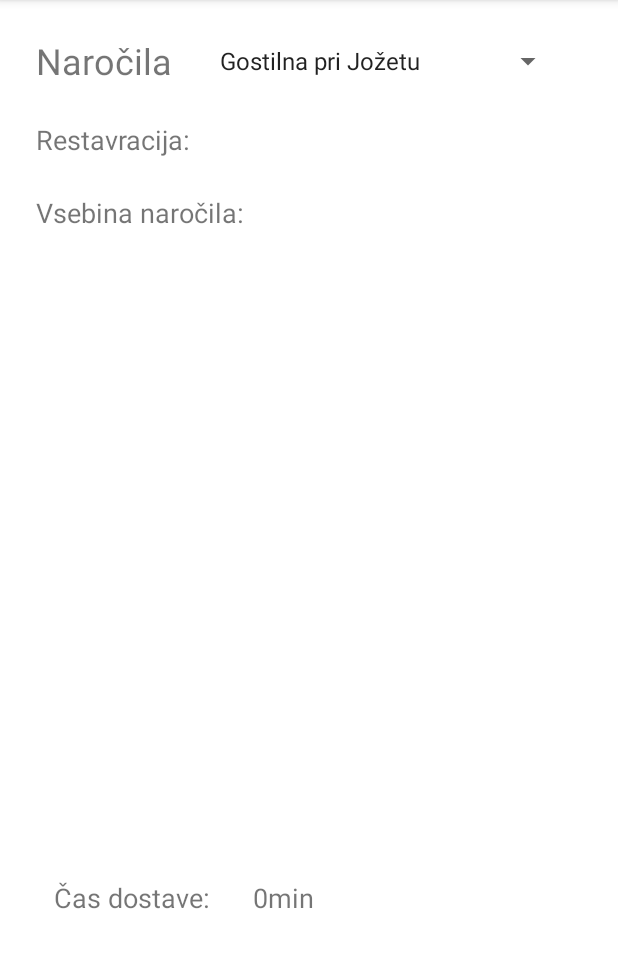
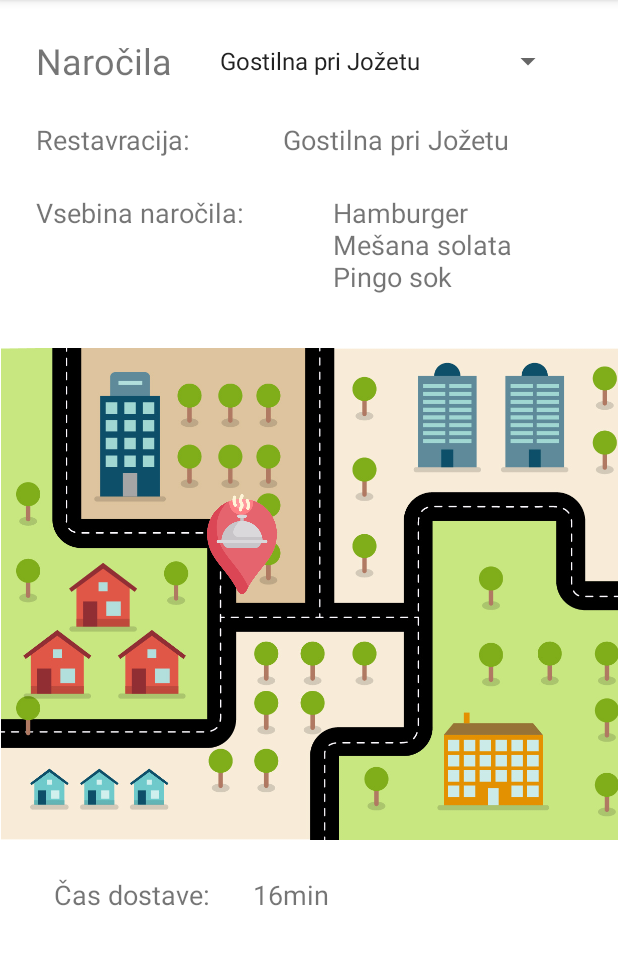
Before and after one commit to martingresak/FlyingFutr, an Android app: the screen it shows after launch (ZmSledilniZahtevek before the commit, ZM_SledilniZahtevek after it), on a phone screen of 412 x 824 dp, the part 84-1052 px from its top. Run offline under Robolectric (Android 15) with nearby library versions, the phone set to English and light mode, and no system bars.

Commit message:
zemljevid

```diff
--- a/app/src/main/AndroidManifest.xml
+++ b/app/src/main/AndroidManifest.xml
@@ -9,7 +9,7 @@
         android:roundIcon="@mipmap/ic_launcher_round"
         android:supportsRtl="true"
         android:theme="@style/Theme.FlyingFutr">
-        <activity android:name=".ZmSledilniZahtevek">
+        <activity android:name=".ZM_SledilniZahtevek">
             <intent-filter>
                 <action android:name="android.intent.action.MAIN" />
 
--- a/app/src/main/java/com/ui/flyingfutr/Narocilo.java
+++ b/app/src/main/java/com/ui/flyingfutr/Narocilo.java
@@ -36,6 +36,10 @@ public class Narocilo {
       return restavracija;
    }
 
+   public String getVsebina(){
+      return vsebina;
+   }
+
    @Override
    public String toString() {
       return restavracija.toString();
--- a/app/src/main/java/com/ui/flyingfutr/ZmSledilniZahtevek.java
+++ b/app/src/main/java/com/ui/flyingfutr/ZM_SledilniZahtevek.java
@@ -10,6 +10,8 @@ import android.os.Bundle;
 import android.view.View;
 import android.widget.AdapterView;
 import android.widget.ArrayAdapter;
+import android.widget.ImageView;
+import android.widget.RelativeLayout;
 import android.widget.Spinner;
 import android.widget.TextView;
 
@@ -18,41 +20,49 @@ import java.util.Arrays;
 import java.util.List;
 
 /** @pdOid 8b5ca5cc-781f-4718-b454-cdc9ab32336a */
-public class ZmSledilniZahtevek extends AppCompatActivity {
+public class ZM_SledilniZahtevek extends AppCompatActivity {
 
    private Spinner narocilaSpinner;
    private List<Narocilo> narociloList;
-   private TextView restavracijaTextView;
+   private TextView restavracijaTextView, casDostaveTextView, vsebinaTextView;
    private double[] koordinate;
+   private ImageView zemljevidImageView;
+   private ImageView userImageView;
 
    Dostavljavec d0 = new Dostavljavec(
            0,
            "kolo",
-           560,
-           510
+           12,
+           5
    );
 
+   Dostavljavec d1 = new Dostavljavec(
+           1,
+           "kolo",
+           -9,
+           -8
+   );
 
    Restavracija r0 = new Restavracija(
            0,
            "Gostilna pri Jožetu",
-           560,
-           510
+           20,
+           10
    );
 
    Restavracija r1 = new Restavracija(
            1,
            "Picerija Špica",
-           500,
-           190
+           -10,
+           -4
    );
 
    Uporabnik u0 = new Uporabnik(
            0,
            "Miha",
            "Novak",
-           156,
-           377
+           0,
+           0
    );
 
    //Osnovni tok
@@ -76,7 +86,7 @@ public class ZmSledilniZahtevek extends AppCompatActivity {
    Narocilo n2 = new Narocilo(
            1,
            "Pica klasika\nPivo Laško",
-           d0,
+           d1,
            u0,
            r1
    );
@@ -89,6 +99,10 @@ public class ZmSledilniZahtevek extends AppCompatActivity {
 
       narocilaSpinner = (Spinner) findViewById(R.id.narocilaSpinner);
       restavracijaTextView = (TextView) findViewById(R.id.restavracijaTextView);
+      casDostaveTextView = (TextView) findViewById(R.id.casDostaveText);
+      vsebinaTextView = (TextView) findViewById(R.id.vsebinaTextView);
+      zemljevidImageView = (ImageView) findViewById(R.id.zemljevidImageView);
+      userImageView = (ImageView) findViewById(R.id.userImageView);
 
       u0.addAktivnoNarocilo(n0);
       u0.addPretekloNarocilo(n1);
@@ -106,9 +120,15 @@ public class ZmSledilniZahtevek extends AppCompatActivity {
    /** @param narocilo
     * @pdOid e2c8ea13-2d12-4b1f-ba28-b0d1413dec7a */
    public void izberiNarocilo(Narocilo narocilo) {
+
+      vsebinaTextView.setText(narocilo.getVsebina());
+      restavracijaTextView.setText(narocilo.getRestavracija().toString());
       koordinate = preveriLokacijoNarocila.getPodatkiNarocila(narocilo);
 
       prikaziZemljevid(koordinate, izracunajCasDostave(koordinate));
+
+
+
    }
 
    /** @pdOid e59af67f-356e-43b6-b36b-0b979464510f */
@@ -140,15 +160,33 @@ public class ZmSledilniZahtevek extends AppCompatActivity {
    /** @param koordinate
     * @pdOid 2b0c988f-7caa-4e1c-a298-8bb01e3d35ce */
    public int izracunajCasDostave(double[] koordinate) {
-      // TODO: implement
-      return 0;
+      double distance = Math.sqrt((koordinate[0] - koordinate[2])* (koordinate[0] - koordinate[2]) + (koordinate[2] - koordinate[3]) * (koordinate[2] - koordinate[3]));
+      return (int) (distance * 1.2);
    }
 
    /** @param koordinate
     * @param cas
     * @pdOid ea7b48c7-13c8-4b3c-800a-a4226882fee7 */
    public void prikaziZemljevid(double[] koordinate, int cas) {
-      // TODO: implement
+      String text = cas + "min";
+      casDostaveTextView.setText(text);
+
+      RelativeLayout relativeLayout = (RelativeLayout) findViewById(R.id.relativeLayout);
+
+
+      double width = zemljevidImageView.getWidth();
+      double height = zemljevidImageView.getHeight();
+
+      double centreX = width  / 2;
+      double centreY = height / 2;
+
+      RelativeLayout.LayoutParams params1 =new RelativeLayout.LayoutParams(100, 100);
+
+      params1.leftMargin = zemljevidImageView.getWidth()/2 -160;
+      params1.topMargin = zemljevidImageView.getHeight() / 2 -100;
+
+      userImageView.setLayoutParams(params1);
+
    }
 
    /** @pdOid 82e3272a-8269-41d3-96f3-9fe20a26270a */
--- a/app/src/main/res/layout/activity_main.xml
+++ b/app/src/main/res/layout/activity_main.xml
@@ -4,7 +4,7 @@
     xmlns:tools="http://schemas.android.com/tools"
     android:layout_width="match_parent"
     android:layout_height="match_parent"
-    tools:context=".ZmSledilniZahtevek">
+    tools:context=".ZM_SledilniZahtevek">
 
     <TextView
         android:id="@+id/textView2"
@@ -28,16 +28,20 @@
         app:layout_constraintStart_toEndOf="@+id/textView2"
         app:layout_constraintTop_toTopOf="@+id/textView2" />
 
-    <androidx.constraintlayout.utils.widget.ImageFilterView
+    <ImageView
         android:id="@+id/zemljevidImageView"
-        android:layout_width="0dp"
-        android:layout_height="330dp"
+        android:layout_width="470dp"
+        android:layout_height="328dp"
         android:layout_marginTop="78dp"
+        android:src="@drawable/map"
         app:layout_constraintEnd_toEndOf="parent"
         app:layout_constraintHorizontal_bias="0.0"
         app:layout_constraintStart_toStartOf="parent"
         app:layout_constraintTop_toBottomOf="@+id/textView5"
-        tools:srcCompat="@drawable/vector_simple_flat_road_map" />
+        tools:srcCompat="@drawable/map" />
+
+
+
 
     <androidx.constraintlayout.widget.Barrier
         android:layout_width="wrap_content"
@@ -69,7 +73,7 @@
         android:layout_width="wrap_content"
         android:layout_height="wrap_content"
         android:layout_marginStart="24dp"
-        android:text="0min"
+        android:text=""
         android:textSize="18sp"
         app:layout_constraintBottom_toBottomOf="@+id/textView3"
         app:layout_constraintStart_toEndOf="@+id/textView3"
@@ -117,4 +121,25 @@
         app:layout_constraintStart_toEndOf="@+id/textView5"
         app:layout_constraintTop_toTopOf="@+id/textView5" />
 
+    <RelativeLayout
+        android:id="@+id/relativeLayout"
+        android:layout_width="0dp"
+        android:layout_height="0dp"
+        app:layout_constraintBottom_toBottomOf="@+id/zemljevidImageView"
+        app:layout_constraintEnd_toEndOf="parent"
+        app:layout_constraintStart_toStartOf="@+id/zemljevidImageView"
+        app:layout_constraintTop_toTopOf="@+id/zemljevidImageView">
+
+        <ImageView
+            android:id="@+id/userImageView"
+            android:layout_width="50dp"
+            android:layout_height="50dp"
+            android:src="@drawable/user"
+            tools:layout_editor_absoluteX="210dp"
+            tools:layout_editor_absoluteY="372dp" />
+
+
+    </RelativeLayout>
+
+
 </androidx.constraintlayout.widget.ConstraintLayout>
```
Also changed, not shown: app/src/main/res/drawable-hdpi/delivery.png (added), app/src/main/res/drawable-hdpi/map.png (renamed from app/src/main/res/drawable-hdpi/vector_simple_flat_road_map.png), app/src/main/res/drawable-hdpi/user.png (added).
